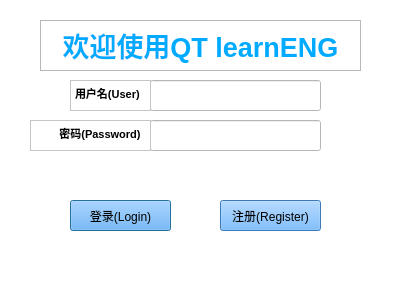
First picture: the form in logindialog.ui, repository wyq777x/learnENG, before the edit.
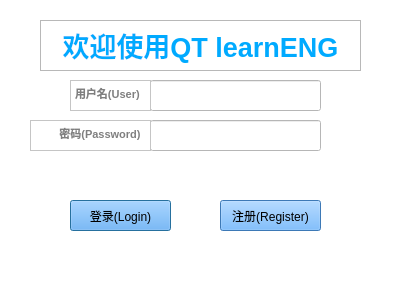
Second picture: the form after the edit.

```diff
--- a/logindialog.ui
+++ b/logindialog.ui
@@ -538,6 +538,9 @@
    </property>
   </widget>
   <widget class="QTextEdit" name="usertext">
+   <property name="enabled">
+    <bool>false</bool>
+   </property>
    <property name="geometry">
     <rect>
      <x>70</x>
@@ -558,6 +561,9 @@
    </property>
   </widget>
   <widget class="QTextEdit" name="passwordtext">
+   <property name="enabled">
+    <bool>false</bool>
+   </property>
    <property name="geometry">
     <rect>
      <x>30</x>
```
